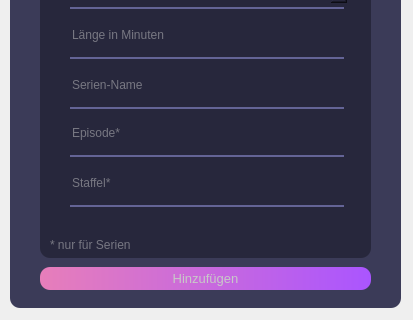
Above: frontend/designer/addFilm.ui from N0Dr4m4L4m4/amd before the change; both pictures show x 0 to 413 and y 333 to 653 of the 413 by 653 pixel window. Below: the same form after it.
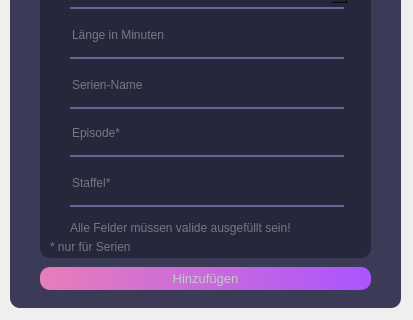
That is the form after the change.

```diff
--- a/frontend/designer/addFilm.ui
+++ b/frontend/designer/addFilm.ui
@@ -465,7 +465,7 @@
        <x>10</x>
        <y>450</y>
        <width>274</width>
-       <height>16</height>
+       <height>20</height>
       </rect>
      </property>
      <property name="styleSheet">
@@ -476,6 +476,23 @@
       <string>* nur für Serien</string>
      </property>
     </widget>
+    <widget class="QLabel" name="label_4">
+     <property name="geometry">
+      <rect>
+       <x>30</x>
+       <y>430</y>
+       <width>291</width>
+       <height>21</height>
+      </rect>
+     </property>
+     <property name="styleSheet">
+      <string notr="true">font: 10pt &quot;Segoe UI&quot;;
+color: rgb(119, 119, 130);</string>
+     </property>
+     <property name="text">
+      <string>Alle Felder müssen valide ausgefüllt sein!</string>
+     </property>
+    </widget>
    </widget>
    <widget class="QPushButton" name="addButton">
     <property name="geometry">
```
Left out of the diff: 2 changed lines with no effect on the pictures.
